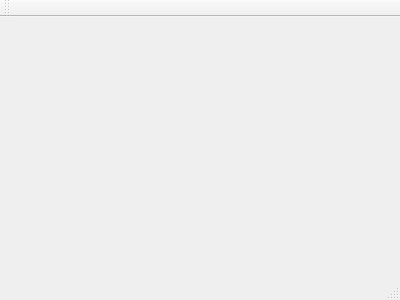
Old version of the form mainwindow.ui in the repository jlarkcentral/bibli-organizer.
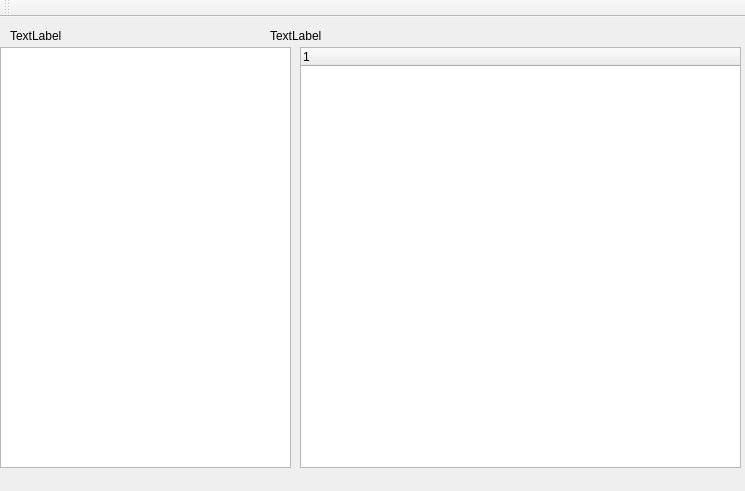
New version of the form.

Patch:
```diff
--- a/mainwindow.ui
+++ b/mainwindow.ui
@@ -1,24 +1,90 @@
 <ui version="4.0">
  <class>MainWindow</class>
- <widget class="QMainWindow" name="MainWindow" >
-  <property name="geometry" >
+ <widget class="QMainWindow" name="MainWindow">
+  <property name="geometry">
    <rect>
     <x>0</x>
     <y>0</y>
-    <width>400</width>
-    <height>300</height>
+    <width>745</width>
+    <height>491</height>
    </rect>
   </property>
   <property name="windowTitle" >
    <string>MainWindow</string>
   </property>
-  <widget class="QMenuBar" name="menuBar" />
-  <widget class="QToolBar" name="mainToolBar" />
-  <widget class="QWidget" name="centralWidget" />
-  <widget class="QStatusBar" name="statusBar" />
+  <widget class="QWidget" name="centralWidget">
+   <widget class="QListWidget" name="listWidget">
+    <property name="geometry">
+     <rect>
+      <x>0</x>
+      <y>30</y>
+      <width>291</width>
+      <height>421</height>
+     </rect>
+    </property>
+   </widget>
+   <widget class="QTreeWidget" name="treeWidget">
+    <property name="geometry">
+     <rect>
+      <x>300</x>
+      <y>30</y>
+      <width>441</width>
+      <height>421</height>
+     </rect>
+    </property>
+    <column>
+     <property name="text">
+      <string>1</string>
+     </property>
+    </column>
+   </widget>
+   <widget class="QLabel" name="label">
+    <property name="geometry">
+     <rect>
+      <x>10</x>
+      <y>10</y>
+      <width>151</width>
+      <height>17</height>
+     </rect>
+    </property>
+    <property name="text">
+     <string>TextLabel</string>
+    </property>
+   </widget>
+   <widget class="QLabel" name="label_2">
+    <property name="geometry">
+     <rect>
+      <x>270</x>
+      <y>10</y>
+      <width>64</width>
+      <height>17</height>
+     </rect>
+    </property>
+    <property name="text">
+     <string>TextLabel</string>
+    </property>
+   </widget>
+  </widget>
+  <widget class="QMenuBar" name="menuBar">
+   <property name="geometry">
+    <rect>
+     <x>0</x>
+     <y>0</y>
+     <width>745</width>
+     <height>25</height>
+    </rect>
+   </property>
+  </widget>
+  <widget class="QToolBar" name="mainToolBar">
+   <attribute name="toolBarArea">
+    <enum>TopToolBarArea</enum>
+   </attribute>
+   <attribute name="toolBarBreak">
+    <bool>false</bool>
+   </attribute>
+  </widget>
  </widget>
- <layoutDefault spacing="6" margin="11" />
- <pixmapfunction></pixmapfunction>
+ <layoutdefault spacing="6" margin="11"/>
  <resources/>
  <connections/>
 </ui>
```
Left out of the diff: 3 changed lines with no effect on the pictures.
